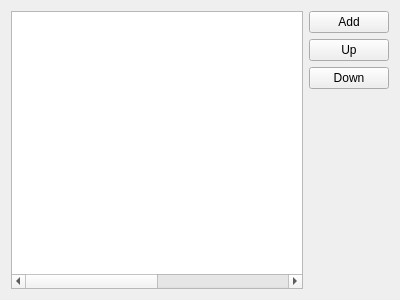
Above: src/corelayers/accountcreator/accountcreatorlist.ui from euroelessar/qutim before the change. Below: the same form after it.
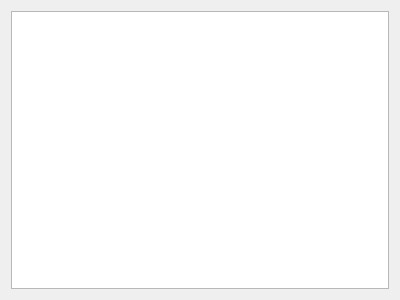
That is the form after the change.

Commit message: New account creator ui

Diff of the .ui file:
```diff
--- a/src/corelayers/accountcreator/accountcreatorlist.ui
+++ b/src/corelayers/accountcreator/accountcreatorlist.ui
@@ -14,62 +14,18 @@
    <string>Form</string>
   </property>
   <layout class="QGridLayout" name="gridLayout">
-   <item row="0" column="0" rowspan="4">
-    <widget class="QTableWidget" name="tableWidget">
-     <property name="columnCount">
-      <number>4</number>
-     </property>
-     <attribute name="horizontalHeaderVisible">
-      <bool>false</bool>
-     </attribute>
-     <attribute name="verticalHeaderVisible">
-      <bool>false</bool>
-     </attribute>
-     <attribute name="verticalHeaderVisible">
-      <bool>false</bool>
-     </attribute>
-     <attribute name="horizontalHeaderVisible">
-      <bool>false</bool>
-     </attribute>
-     <column/>
-     <column/>
-     <column/>
-     <column/>
-    </widget>
-   </item>
-   <item row="0" column="1">
-    <widget class="QPushButton" name="addButton">
-     <property name="text">
-      <string>Add</string>
-     </property>
-    </widget>
-   </item>
-   <item row="1" column="1">
-    <widget class="QPushButton" name="upButton">
-     <property name="text">
-      <string>Up</string>
-     </property>
-    </widget>
-   </item>
-   <item row="2" column="1">
-    <widget class="QPushButton" name="downButton">
-     <property name="text">
-      <string>Down</string>
-     </property>
-    </widget>
-   </item>
-   <item row="3" column="1">
-    <spacer name="verticalSpacer">
-     <property name="orientation">
-      <enum>Qt::Vertical</enum>
-     </property>
-     <property name="sizeHint" stdset="0">
-      <size>
-       <width>60</width>
-       <height>205</height>
-      </size>
-     </property>
-    </spacer>
+   <item row="0" column="0" rowspan="2" colspan="2">
+	<widget class="QListWidget" name="listWidget">
+	 <property name="iconSize">
+	  <size>
+	   <width>22</width>
+	   <height>22</height>
+	  </size>
+	 </property>
+	 <property name="movement">
+	  <enum>QListView::Static</enum>
+	 </property>
+	</widget>
    </item>
   </layout>
  </widget>
```
Left out of the diff: 8 changed lines with no effect on the pictures. The commit also changes 3 other files.
